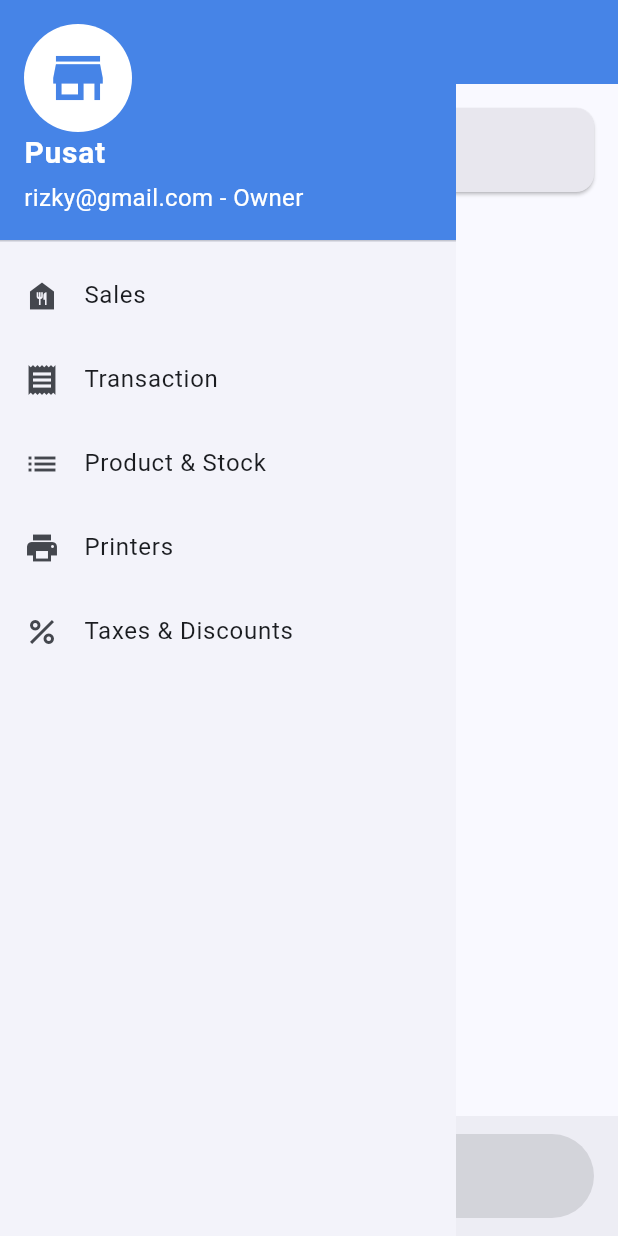
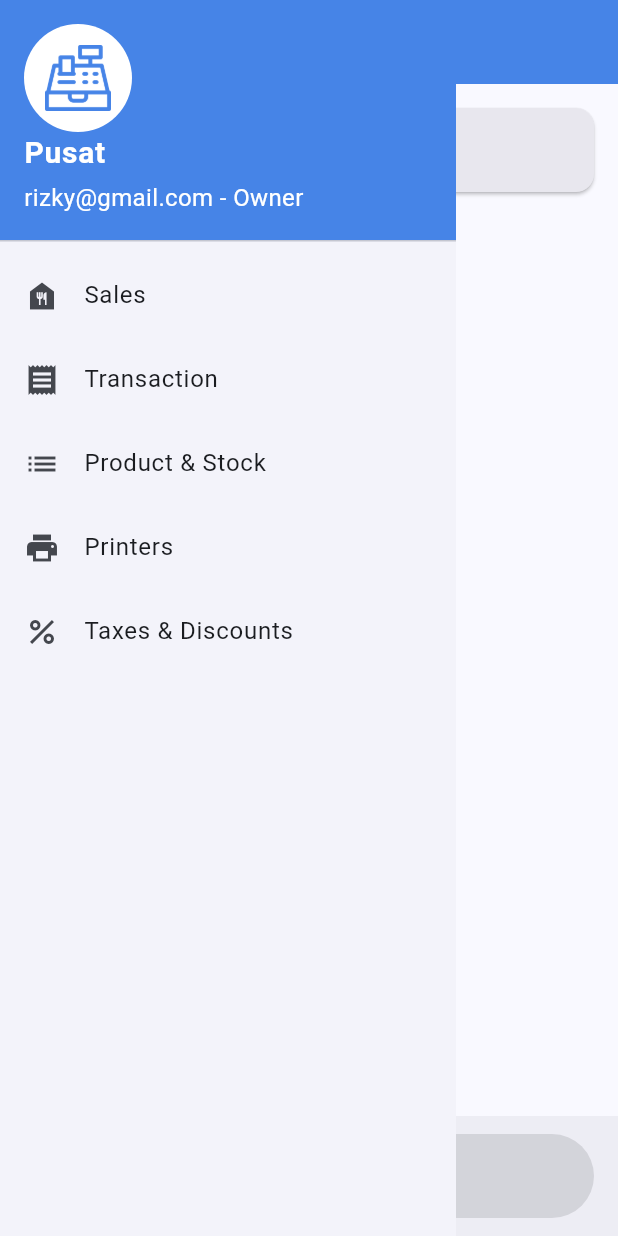
Before and after one commit to rizkydarm/EkyRestoCashier-Flutter, a Flutter app: the screen it shows after launch, with the side drawer open, on a phone screen of 412 x 824 dp. Run offline on Flutter 3.47's test engine with Material 3 defaults, Android fonts, the phone set to English and light mode, and no system bars; our stand-ins replace bloc, dartz, easy_sidemenu, flutter_bloc, freezed_annotation, image_picker and 6 more; missing offline and left inert: esc_pos_utils_plus, mobile_scanner, print_bluetooth_thermal, qr; accounts and stored records are empty.

Commit message:
update trasition

```diff
--- a/lib/presentation/home/pages/home_page.dart
+++ b/lib/presentation/home/pages/home_page.dart
@@ -4,6 +4,7 @@ import 'package:eky_pos/data/models/responses/category_response_model.dart';
 import 'package:eky_pos/data/models/responses/product_response_model.dart';
 import 'package:eky_pos/presentation/home/bloc/checkout/checkout_bloc.dart';
 import 'package:eky_pos/presentation/home/pages/sales_page.dart';
+import 'package:eky_pos/presentation/home/widgets/fade_page_view.dart';
 import 'package:eky_pos/presentation/items/bloc/category/category_bloc.dart';
 import 'package:eky_pos/presentation/items/pages/item_page.dart';
 import 'package:eky_pos/presentation/printer/pages/printer_page.dart';
@@ -29,16 +30,19 @@ class HomePage extends StatelessWidget {
     context.read<ProductBloc>().add(ProductEvent.getProducts());
     context.read<CategoryBloc>().add(CategoryEvent.getCategories());
 
-    final pageController = PageController();
+    final fadePageController = FadePageViewController();
     final sideMenuController = SideMenuController();
 
     sideMenuController.addListener((index) {
-      pageController.jumpToPage(index);
+      fadePageController.changePage(index);
     });
 
+    final toggleSideMenuNotifier = ValueNotifier<bool>(false);
 
     final pages = [
-      SalesAndCheckoutPages(),
+      SalesAndCheckoutPages(
+        toggleSideMenuNotifier: toggleSideMenuNotifier
+      ),
       TransactionPage(),
       ItemPage(),
       PrinterPage(),
@@ -51,35 +55,35 @@ class HomePage extends StatelessWidget {
           controller.changePage(index);
         },
         title: 'Sales',
-        icon: Icon(Icons.home),
+        icon: Icon(Icons.food_bank),
       ),
       SideMenuItem(
         onTap: (index, controller) {
           controller.changePage(index);
         },
         title: 'Transactions',
-        icon: Icon(Icons.home),
+        icon: Icon(Icons.receipt),
       ),
       SideMenuItem(
         onTap: (index, controller) {
           controller.changePage(index);
         },
         title: 'Items',
-        icon: Icon(Icons.home),
+        icon: Icon(Icons.list),
       ),
       SideMenuItem(
         onTap: (index, controller) {
           controller.changePage(index);
         },
         title: 'Printer',
-        icon: Icon(Icons.home),
+        icon: Icon(Icons.print),
       ),
       SideMenuItem(
         onTap: (index, controller) {
           controller.changePage(index);
         },
         title: 'Tax & Discount',
-        icon: Icon(Icons.home),
+        icon: Icon(Icons.percent),
       ),
     ];
 
@@ -93,20 +97,46 @@ class HomePage extends StatelessWidget {
               if (orientation == Orientation.landscape) {
                 return Row(
                   children: [
-                    SideMenu(
-                      controller: sideMenuController,
-                      items: sideMenuItems,
-
+                    ValueListenableBuilder(
+                      valueListenable: toggleSideMenuNotifier,
+                      builder: (context, isResized, child) {
+                        return isResized ? const SizedBox.shrink() : child ?? const SizedBox.shrink();
+                      },
+                      child: Material(
+                        child: SideMenu(
+                          controller: sideMenuController,
+                          style: SideMenuStyle(
+                            displayMode: SideMenuDisplayMode.auto,
+                            openSideMenuWidth: 200,
+                            compactSideMenuWidth: 70,
+                            itemOuterPadding: EdgeInsets.zero,
+                            itemBorderRadius: BorderRadius.zero,
+                          ),
+                          title: Column(
+                            crossAxisAlignment: CrossAxisAlignment.stretch,
+                            children: [
+                              ColoredBox(
+                                color: AppColors.primary,
+                                child: SizedBox(
+                                  height: kToolbarHeight,
+                                ),
+                              ),
+                              SizedBox(
+                                height: 100,
+                                child: Center(
+                                  child: Image.asset('assets/icons/ekycashier_outline.png', height: 50),
+                                )
+                              ),
+                            ],
+                          ),
+                          items: sideMenuItems,
+                        ),
+                      ),
                     ),
                     Expanded(
-                      child: PageView.builder(
-                        controller: pageController,
-                        allowImplicitScrolling: false,
-                        physics: const NeverScrollableScrollPhysics(),
-                        itemCount: pages.length,
-                        itemBuilder: (context, index) {
-                          return pages[index];
-                        }
+                      child: FadePageView(
+                        controller: fadePageController,
+                        pages: pages,
                       ),
                     ),
                   ],
@@ -127,8 +157,12 @@ class HomePage extends StatelessWidget {
 }
 
 class SalesAndCheckoutPages extends StatelessWidget {
+
+  final ValueNotifier<bool>? toggleSideMenuNotifier;
+
   const SalesAndCheckoutPages({
     super.key,
+    this.toggleSideMenuNotifier,
   });
 
   @override
@@ -137,7 +171,7 @@ class SalesAndCheckoutPages extends StatelessWidget {
       children: [
         Expanded(
           flex: 2,
-          child: SalesPage()
+          child: SalesPage(toggleSideMenuNotifier: toggleSideMenuNotifier)
         ),
         Expanded(
           flex: 1,
--- a/lib/presentation/home/pages/sales_page.dart
+++ b/lib/presentation/home/pages/sales_page.dart
@@ -13,8 +13,11 @@ import 'package:responsive_builder/responsive_builder.dart';
 
 class SalesPage extends StatelessWidget {
 
+  final ValueNotifier<bool>? toggleSideMenuNotifier;
+
   const SalesPage({
     super.key,
+    this.toggleSideMenuNotifier,
   });
 
   @override
@@ -32,10 +35,10 @@ class SalesPage extends StatelessWidget {
       appBar: AppBar(
         title: const Text('Sales'),
         centerTitle: true,
-        // leading: isLargeScreen ? null : IconButton(
-        //   icon: const Icon(Icons.menu),
-        //   onPressed: () => scaffoldKey.currentState?.openDrawer(),
-        // ),
+        leading: toggleSideMenuNotifier != null ? IconButton(
+          icon: const Icon(Icons.menu_open),
+          onPressed: () => toggleSideMenuNotifier!.value = !toggleSideMenuNotifier!.value,
+        ) : null,
       ),
       bottomNavigationBar: isSmallScreen ? BottomAppBar(
         child: BlocBuilder<CheckoutBloc, CheckoutState>(
--- a/lib/presentation/home/widgets/drawer_widget.dart
+++ b/lib/presentation/home/widgets/drawer_widget.dart
@@ -1,34 +1,16 @@
 import 'package:eky_pos/presentation/transaction/pages/transaction_page.dart';
 import 'package:flutter/material.dart';
-import 'package:eky_pos/core/components/spaces.dart';
 import 'package:eky_pos/core/constants/colors.dart';
 import 'package:eky_pos/presentation/home/pages/sales_page.dart';
 import 'package:eky_pos/presentation/items/pages/item_page.dart';
-import 'package:eky_pos/presentation/outlet/pages/outlet_page.dart';
 import 'package:eky_pos/presentation/printer/pages/printer_page.dart';
-import 'package:eky_pos/presentation/sales_report/pages/sales_report_page.dart';
-import 'package:eky_pos/presentation/staff/pages/staff_page.dart';
 import 'package:eky_pos/presentation/tax_discount/pages/tax_discount_page.dart';
-import 'package:eky_pos/presentation/transaction/pages/history_transaction_page.dart';
-
 
 class DrawerWidget extends StatelessWidget {
 
   final double? width;
-  final bool _isCompact;
-  final Function(int)? onPressed;
 
-  const DrawerWidget({super.key, this.width}) : _isCompact = false, onPressed = null;
-
-  factory DrawerWidget.compact({required Function(int) onPressed}) {
-    return DrawerWidget._internal(width: 100, isCompact: true, onPressed: onPressed);
-  }
-
-  const DrawerWidget._internal({
-    this.width,
-    required bool isCompact,
-    required this.onPressed,
-  }) : _isCompact = isCompact;
+  const DrawerWidget({super.key, this.width});
 
   @override
   Widget build(BuildContext context) {
@@ -44,7 +26,7 @@ class DrawerWidget extends StatelessWidget {
             decoration: BoxDecoration(
               color: AppColors.primary,
             ),
-            accountName: _isCompact ? null : Text('Pusat',
+            accountName: Text('Pusat',
               style: TextStyle(
                 color: Colors.white,
                 fontWeight: FontWeight.bold,
@@ -52,82 +34,60 @@ class DrawerWidget extends StatelessWidget {
               ),
               overflow: TextOverflow.ellipsis,
             ),
-            accountEmail: _isCompact ? null : Text('rizky@gmail.com - Owner',
+            accountEmail: Text('rizky@gmail.com - Owner',
               style: TextStyle(
                 color: Colors.white,
                 fontWeight: FontWeight.w400,
                 fontSize: 16,
               ),
             ),
-            currentAccountPictureSize: _isCompact ? const Size.square(45) : const Size.square(72),
             currentAccountPicture: CircleAvatar(
               backgroundColor: Colors.white,
-              child: Icon(Icons.store,
-                size: _isCompact ? 32 : 44, color: AppColors.primary)
+              child: Image.asset('assets/icons/ekycashier_outline.png', width: 44)
             ),
           ),
           DrawerMenuItem(
             title: 'Sales',
             icon: Icons.food_bank,
-            isCompact: _isCompact,
             onPressed: () {
-              if (!_isCompact) {
               Navigator.pushAndRemoveUntil(
                 context,
                 MaterialPageRoute(builder: (context) => const SalesPage()),
                 (route) => route.isFirst,
               );
-              } else {
-                onPressed?.call(0);
-              }
             },
           ),
           DrawerMenuItem(
             title: 'Transaction',
             icon: Icons.receipt,
-            isCompact: _isCompact,
             onPressed: () {
-              if (!_isCompact) {
               Navigator.pushAndRemoveUntil(
                 context,
                 MaterialPageRoute(builder: (context) => const TransactionPage()),
                 (route) => route.isFirst,
               );
-              } else {
-                onPressed?.call(1);
-              }
             },
           ),
           DrawerMenuItem(
             title: 'Product & Stock',
             icon: Icons.list,
-            isCompact: _isCompact,
             onPressed: () {
-              if (!_isCompact) {
               Navigator.pushAndRemoveUntil(
                 context,
                 MaterialPageRoute(builder: (context) => const ItemPage()),
                 (route) => route.isFirst,
               );
-              } else {
-                onPressed?.call(2);
-              }
             },
           ),
           DrawerMenuItem(
             title: 'Printers',
             icon: Icons.print,
-            isCompact: _isCompact,
             onPressed: () {
-              if (!_isCompact) {
               Navigator.pushAndRemoveUntil(
                 context,
                 MaterialPageRoute(builder: (context) => const PrinterPage()),
                 (route) => route.isFirst,
               );
-              } else {
-                onPressed?.call(3);
-              }
             },
           ),
           // Divider(),
@@ -145,17 +105,12 @@ class DrawerWidget extends StatelessWidget {
           DrawerMenuItem(
             title: 'Taxes & Discounts',
             icon: Icons.percent,
-            isCompact: _isCompact,
             onPressed: () {
-              if (!_isCompact) {
               Navigator.pushAndRemoveUntil(
                 context,
                 MaterialPageRoute(builder: (context) => const TaxDiscountPage()),
                 (route) => route.isFirst,
               );
-              } else {
-                onPressed?.call(4);
-              }
             },
           ),
           // ListTile(
@@ -204,27 +159,17 @@ class DrawerMenuItem extends StatelessWidget {
   final String title;
   final IconData icon;
   final Function() onPressed;
-  final bool isCompact;
 
   const DrawerMenuItem({
     super.key,
     required this.title,
     required this.icon,
     required this.onPressed,
-    this.isCompact = false,
   });
 
   @override
   Widget build(BuildContext context) {
-    return isCompact ? IconButton(
-      style: IconButton.styleFrom(
-        backgroundColor: null,
-        fixedSize: const Size.fromHeight(54),
-        shape: const LinearBorder(),
-      ),
-      onPressed: onPressed,
-      icon: Icon(icon)
-    ) : ListTile(
+    return ListTile(
       leading: Icon(icon),
       title: Text(title),
       onTap: onPressed,
--- a/pubspec.yaml
+++ b/pubspec.yaml
@@ -50,7 +50,7 @@ flutter:
 
   assets:
     - assets/images/products/
-    - assets/icons/qris_logo.png
+    - assets/icons/
 
 flutter_launcher_icons:
   android: true
```
Also changed, not shown: lib/presentation/home/widgets/fade_page_view.dart (added, +97 -0 lines). Lines whose indentation alone changed are shown as unchanged.
